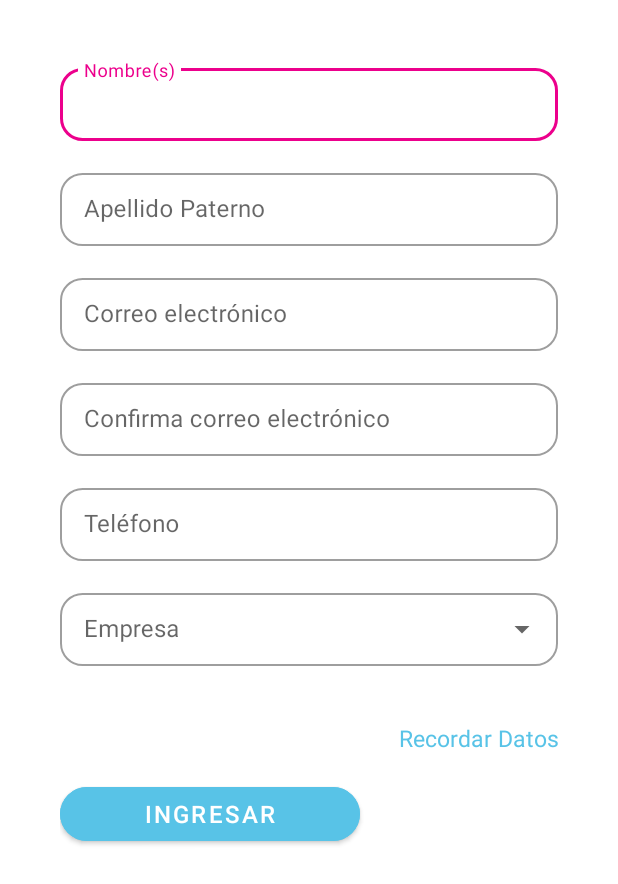
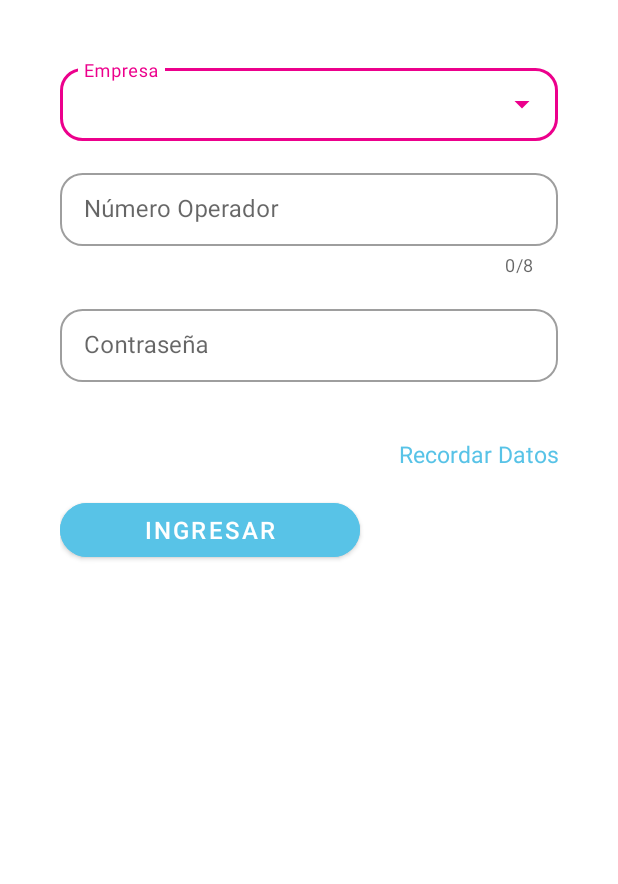
Before and after one commit to LUISADRIAN18/OperadoresTMS, an Android app: the layout activity_main.xml on its own in the app's theme, with its tools: preview values and no code run, on a phone screen of 412 x 824 dp. Shown: the top 884 px of the screen. Run offline under Robolectric (Android 15) with nearby library versions, the phone set to English and light mode, and no system bars.

Commit message:
Cambios en el layout

```diff
--- a/app/src/main/res/layout/activity_main.xml
+++ b/app/src/main/res/layout/activity_main.xml
@@ -20,123 +20,6 @@
         android:layout_marginEnd="16dp"
         >
 
-
-
-
-        <com.google.android.material.textfield.TextInputLayout
-            android:id="@+id/tilNombre"
-            android:layout_width="match_parent"
-            android:layout_height="wrap_content"
-            android:hint="@string/hint_nombre"
-            style="@style/Widget.MaterialComponents.TextInputLayout.OutlinedBox.Dense"
-            app:boxCornerRadiusBottomStart="15dp"
-            app:boxCornerRadiusTopStart="15dp"
-            app:boxCornerRadiusBottomEnd="15dp"
-            app:boxCornerRadiusTopEnd="15dp"
-            android:layout_marginTop="@dimen/common_padding_default"
-
-
-            >
-
-            <com.google.android.material.textfield.TextInputEditText
-                android:id="@+id/etNombre"
-                android:layout_width="match_parent"
-                android:layout_height="wrap_content"/>
-
-        </com.google.android.material.textfield.TextInputLayout>
-
-        <com.google.android.material.textfield.TextInputLayout
-            android:id="@+id/tilAPaterno"
-            android:layout_width="match_parent"
-            android:layout_height="wrap_content"
-            android:hint="@string/hint_apaterno"
-            style="@style/Widget.MaterialComponents.TextInputLayout.OutlinedBox.Dense"
-            app:boxCornerRadiusBottomStart="15dp"
-            app:boxCornerRadiusTopStart="15dp"
-            app:boxCornerRadiusBottomEnd="15dp"
-            app:boxCornerRadiusTopEnd="15dp"
-            android:layout_marginTop="@dimen/common_padding_default"
-
-
-            >
-            <com.google.android.material.textfield.TextInputEditText
-                android:id="@+id/etAPaterno"
-                android:layout_width="match_parent"
-                android:layout_height="wrap_content"/>
-
-
-
-        </com.google.android.material.textfield.TextInputLayout>
-
-
-
-        <com.google.android.material.textfield.TextInputLayout
-            android:id="@+id/tilCorreoElectronico"
-            android:layout_width="match_parent"
-            android:layout_height="wrap_content"
-            android:hint="@string/hint_correo"
-            style="@style/Widget.MaterialComponents.TextInputLayout.OutlinedBox.Dense"
-            app:boxCornerRadiusBottomStart="15dp"
-            app:boxCornerRadiusTopStart="15dp"
-            app:boxCornerRadiusBottomEnd="15dp"
-            app:boxCornerRadiusTopEnd="15dp"
-            android:layout_marginTop="@dimen/common_padding_default"
-
-            >
-
-            <com.google.android.material.textfield.TextInputEditText
-                android:id="@+id/etCorreoElec"
-                android:layout_width="match_parent"
-                android:layout_height="wrap_content"/>
-
-        </com.google.android.material.textfield.TextInputLayout>
-
-        <com.google.android.material.textfield.TextInputLayout
-            android:id="@+id/tilConfirmaCorreo"
-            android:layout_width="match_parent"
-            android:layout_height="wrap_content"
-            android:hint="@string/hint_confirma_correo"
-            style="@style/Widget.MaterialComponents.TextInputLayout.OutlinedBox.Dense"
-            app:boxCornerRadiusBottomStart="15dp"
-            app:boxCornerRadiusTopStart="15dp"
-            app:boxCornerRadiusBottomEnd="15dp"
-            app:boxCornerRadiusTopEnd="15dp"
-            android:layout_marginTop="@dimen/common_padding_default"
-            >
-
-            <com.google.android.material.textfield.TextInputEditText
-                android:id="@+id/etConfirmaCorreo"
-                android:layout_width="match_parent"
-                android:layout_height="wrap_content"/>
-
-        </com.google.android.material.textfield.TextInputLayout>
-
-
-        <com.google.android.material.textfield.TextInputLayout
-            android:id="@+id/tilTelefono"
-            android:layout_width="match_parent"
-            android:layout_height="wrap_content"
-            android:hint="@string/hint_telefono"
-            style="@style/Widget.MaterialComponents.TextInputLayout.OutlinedBox.Dense"
-            app:boxCornerRadiusBottomStart="15dp"
-            app:boxCornerRadiusTopStart="15dp"
-            app:boxCornerRadiusBottomEnd="15dp"
-            app:boxCornerRadiusTopEnd="15dp"
-            android:layout_marginTop="@dimen/common_padding_default"
-            >
-
-            <com.google.android.material.textfield.TextInputEditText
-                android:id="@+id/etTelefono"
-                android:layout_width="match_parent"
-                android:layout_height="wrap_content"
-                android:maxLength="@integer/conter_max_Phone"
-                android:inputType="phone"
-                />
-
-        </com.google.android.material.textfield.TextInputLayout>
-
-
-
         <com.google.android.material.textfield.TextInputLayout
             android:id="@+id/tilSpinner"
             android:layout_width="match_parent"
@@ -154,9 +37,62 @@
                 android:id="@+id/etTalleres"
                 android:layout_width="match_parent"
                 android:layout_height="wrap_content"
-                android:inputType="none" />
+                android:inputType="none"
+
+                tools:ignore="LabelFor" />
 
         </com.google.android.material.textfield.TextInputLayout>
+        <com.google.android.material.textfield.TextInputLayout
+            android:id="@+id/tilTelefono"
+            android:layout_width="match_parent"
+            android:layout_height="wrap_content"
+            android:hint="@string/hint_no_operador"
+            style="@style/Widget.MaterialComponents.TextInputLayout.OutlinedBox.Dense"
+            app:boxCornerRadiusBottomStart="15dp"
+            app:boxCornerRadiusTopStart="15dp"
+            app:boxCornerRadiusBottomEnd="15dp"
+            app:boxCornerRadiusTopEnd="15dp"
+            android:layout_marginTop="@dimen/common_padding_default"
+            app:counterEnabled="true"
+            app:counterMaxLength="8"
+            >
+
+            <com.google.android.material.textfield.TextInputEditText
+                android:id="@+id/etTelefono"
+                android:layout_width="match_parent"
+                android:layout_height="wrap_content"
+                android:maxLength="8"
+                android:inputType="phone"
+                />
+
+        </com.google.android.material.textfield.TextInputLayout>
+
+
+
+
+        <com.google.android.material.textfield.TextInputLayout
+            android:id="@+id/tilContraseña"
+            android:layout_width="match_parent"
+            android:layout_height="wrap_content"
+            android:hint="@string/hint_contraseña"
+            style="@style/Widget.MaterialComponents.TextInputLayout.OutlinedBox.Dense"
+            app:boxCornerRadiusBottomStart="15dp"
+            app:boxCornerRadiusTopStart="15dp"
+            app:boxCornerRadiusBottomEnd="15dp"
+            app:boxCornerRadiusTopEnd="15dp"
+            android:layout_marginTop="@dimen/common_padding_default"
+
+
+            >
+
+            <com.google.android.material.textfield.TextInputEditText
+                android:id="@+id/etContraseña"
+                android:layout_width="match_parent"
+                android:layout_height="wrap_content"
+                android:inputType="textPassword"/>
+
+        </com.google.android.material.textfield.TextInputLayout>
+
 
 
 
--- a/app/src/main/res/values/strings.xml
+++ b/app/src/main/res/values/strings.xml
@@ -4,10 +4,12 @@
     <string name="recordar_datos">Recordar Datos</string>
     <string name="hint_spinner">Empresa</string>
     <string name="hint_telefono">Teléfono</string>
+    <string name="hint_no_operador">Número Operador</string>
 
 
     <string name="hint_correo">Correo electrónico</string>
     <string name="hint_nombre">Nombre(s)</string>
+    <string name="hint_contraseña">Contraseña</string>
     <string name="hint_apaterno">Apellido Paterno</string>
     <string name="hint_amaterno">Apellido Materno</string>
     <string name="hint_confirma_correo">Confirma correo electrónico</string>
```
